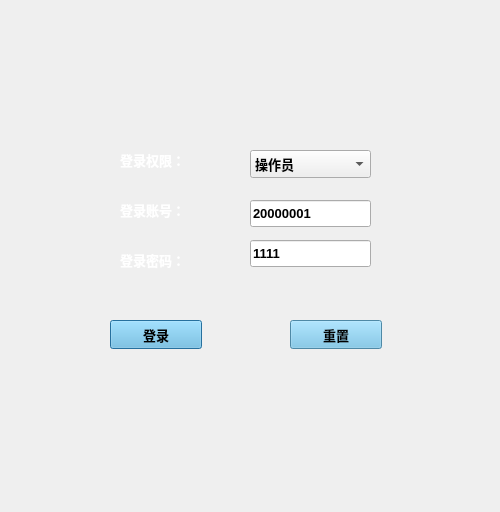
First picture: the form in ui/login2.ui, repository shixiejj/DHB_AGV_qt, before the edit.
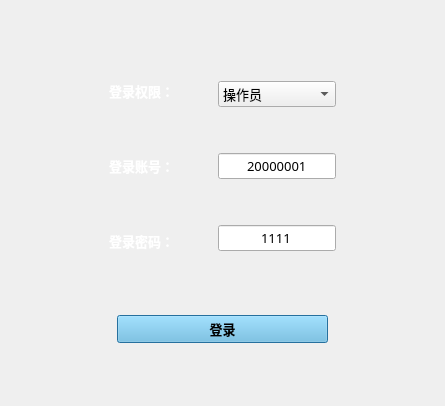
Second picture: the form after the edit. Icons and pictures are not drawn.

```diff
--- a/ui/login2.ui
+++ b/ui/login2.ui
@@ -6,8 +6,8 @@
    <rect>
     <x>0</x>
     <y>0</y>
-    <width>500</width>
-    <height>512</height>
+    <width>445</width>
+    <height>406</height>
    </rect>
   </property>
   <property name="windowTitle">
@@ -20,159 +20,319 @@
   <property name="styleSheet">
    <string notr="true">QDialog{background-image: url(:/res/back5.jpg);}</string>
   </property>
-  <widget class="QLabel" name="label_3">
-   <property name="geometry">
-    <rect>
-     <x>120</x>
-     <y>250</y>
-     <width>81</width>
-     <height>20</height>
-    </rect>
-   </property>
-   <property name="text">
-    <string>&lt;html&gt;&lt;head/&gt;&lt;body&gt;&lt;p&gt;&lt;span style=&quot; font-size:10pt; font-weight:700; color:#ffffff;&quot;&gt;登录密码：&lt;/span&gt;&lt;/p&gt;&lt;/body&gt;&lt;/html&gt;</string>
-   </property>
-  </widget>
-  <widget class="QLabel" name="label">
-   <property name="geometry">
-    <rect>
-     <x>120</x>
-     <y>150</y>
-     <width>81</width>
-     <height>20</height>
-    </rect>
-   </property>
-   <property name="text">
-    <string>&lt;html&gt;&lt;head/&gt;&lt;body&gt;&lt;p&gt;&lt;span style=&quot; font-size:10pt; font-weight:700; color:#ffffff;&quot;&gt;登录权限：&lt;/span&gt;&lt;/p&gt;&lt;/body&gt;&lt;/html&gt;</string>
-   </property>
-  </widget>
-  <widget class="QLabel" name="label_2">
-   <property name="geometry">
-    <rect>
-     <x>120</x>
-     <y>200</y>
-     <width>81</width>
-     <height>20</height>
-    </rect>
-   </property>
-   <property name="text">
-    <string>&lt;html&gt;&lt;head/&gt;&lt;body&gt;&lt;p&gt;&lt;span style=&quot; font-size:10pt; font-weight:700; color:#ffffff;&quot;&gt;登录账号：&lt;/span&gt;&lt;/p&gt;&lt;/body&gt;&lt;/html&gt;</string>
-   </property>
-  </widget>
-  <widget class="QPushButton" name="pushButton">
-   <property name="geometry">
-    <rect>
-     <x>110</x>
-     <y>320</y>
-     <width>92</width>
-     <height>29</height>
-    </rect>
-   </property>
-   <property name="font">
-    <font>
-     <pointsize>10</pointsize>
-     <weight>75</weight>
-     <bold>true</bold>
-    </font>
-   </property>
-   <property name="styleSheet">
-    <string notr="true">background-color: rgb(255, 154, 252);
+  <layout class="QVBoxLayout" name="verticalLayout_3">
+   <item>
+    <spacer name="verticalSpacer_6">
+     <property name="orientation">
+      <enum>Qt::Vertical</enum>
+     </property>
+     <property name="sizeHint" stdset="0">
+      <size>
+       <width>20</width>
+       <height>40</height>
+      </size>
+     </property>
+    </spacer>
+   </item>
+   <item>
+    <widget class="QWidget" name="widget_3" native="true">
+     <layout class="QHBoxLayout" name="horizontalLayout">
+      <item>
+       <spacer name="horizontalSpacer_3">
+        <property name="orientation">
+         <enum>Qt::Horizontal</enum>
+        </property>
+        <property name="sizeType">
+         <enum>QSizePolicy::Minimum</enum>
+        </property>
+        <property name="sizeHint" stdset="0">
+         <size>
+          <width>80</width>
+          <height>20</height>
+         </size>
+        </property>
+       </spacer>
+      </item>
+      <item>
+       <widget class="QWidget" name="widget" native="true">
+        <layout class="QVBoxLayout" name="verticalLayout">
+         <item>
+          <widget class="QLabel" name="label">
+           <property name="text">
+            <string>&lt;html&gt;&lt;head/&gt;&lt;body&gt;&lt;p&gt;&lt;span style=&quot; font-size:10pt; font-weight:700; color:#ffffff;&quot;&gt;登录权限：&lt;/span&gt;&lt;/p&gt;&lt;/body&gt;&lt;/html&gt;</string>
+           </property>
+          </widget>
+         </item>
+         <item>
+          <spacer name="verticalSpacer">
+           <property name="orientation">
+            <enum>Qt::Vertical</enum>
+           </property>
+           <property name="sizeHint" stdset="0">
+            <size>
+             <width>20</width>
+             <height>40</height>
+            </size>
+           </property>
+          </spacer>
+         </item>
+         <item>
+          <widget class="QLabel" name="label_2">
+           <property name="text">
+            <string>&lt;html&gt;&lt;head/&gt;&lt;body&gt;&lt;p&gt;&lt;span style=&quot; font-size:10pt; font-weight:700; color:#ffffff;&quot;&gt;登录账号：&lt;/span&gt;&lt;/p&gt;&lt;/body&gt;&lt;/html&gt;</string>
+           </property>
+          </widget>
+         </item>
+         <item>
+          <spacer name="verticalSpacer_2">
+           <property name="orientation">
+            <enum>Qt::Vertical</enum>
+           </property>
+           <property name="sizeHint" stdset="0">
+            <size>
+             <width>20</width>
+             <height>40</height>
+            </size>
+           </property>
+          </spacer>
+         </item>
+         <item>
+          <widget class="QLabel" name="label_3">
+           <property name="text">
+            <string>&lt;html&gt;&lt;head/&gt;&lt;body&gt;&lt;p&gt;&lt;span style=&quot; font-size:10pt; font-weight:700; color:#ffffff;&quot;&gt;登录密码：&lt;/span&gt;&lt;/p&gt;&lt;/body&gt;&lt;/html&gt;</string>
+           </property>
+          </widget>
+         </item>
+        </layout>
+       </widget>
+      </item>
+      <item>
+       <spacer name="horizontalSpacer">
+        <property name="orientation">
+         <enum>Qt::Horizontal</enum>
+        </property>
+        <property name="sizeType">
+         <enum>QSizePolicy::Minimum</enum>
+        </property>
+        <property name="sizeHint" stdset="0">
+         <size>
+          <width>20</width>
+          <height>20</height>
+         </size>
+        </property>
+       </spacer>
+      </item>
+      <item>
+       <widget class="QWidget" name="widget_2" native="true">
+        <layout class="QVBoxLayout" name="verticalLayout_2">
+         <item>
+          <widget class="QComboBox" name="comboBox">
+           <property name="font">
+            <font>
+             <family>黑体</family>
+             <pointsize>10</pointsize>
+             <weight>50</weight>
+             <bold>false</bold>
+            </font>
+           </property>
+           <property name="layoutDirection">
+            <enum>Qt::LeftToRight</enum>
+           </property>
+           <property name="editable">
+            <bool>false</bool>
+           </property>
+           <property name="sizeAdjustPolicy">
+            <enum>QComboBox::AdjustToContents</enum>
+           </property>
+           <item>
+            <property name="text">
+             <string>操作员</string>
+            </property>
+           </item>
+           <item>
+            <property name="text">
+             <string>管理员</string>
+            </property>
+           </item>
+          </widget>
+         </item>
+         <item>
+          <spacer name="verticalSpacer_3">
+           <property name="orientation">
+            <enum>Qt::Vertical</enum>
+           </property>
+           <property name="sizeHint" stdset="0">
+            <size>
+             <width>20</width>
+             <height>40</height>
+            </size>
+           </property>
+          </spacer>
+         </item>
+         <item>
+          <widget class="QLineEdit" name="lineEdit_user">
+           <property name="font">
+            <font>
+             <family>黑体</family>
+             <pointsize>10</pointsize>
+             <weight>50</weight>
+             <bold>false</bold>
+            </font>
+           </property>
+           <property name="layoutDirection">
+            <enum>Qt::LeftToRight</enum>
+           </property>
+           <property name="text">
+            <string>20000001</string>
+           </property>
+           <property name="alignment">
+            <set>Qt::AlignCenter</set>
+           </property>
+          </widget>
+         </item>
+         <item>
+          <spacer name="verticalSpacer_4">
+           <property name="orientation">
+            <enum>Qt::Vertical</enum>
+           </property>
+           <property name="sizeHint" stdset="0">
+            <size>
+             <width>20</width>
+             <height>40</height>
+            </size>
+           </property>
+          </spacer>
+         </item>
+         <item>
+          <widget class="QLineEdit" name="lineEdit_passward">
+           <property name="font">
+            <font>
+             <family>黑体</family>
+             <pointsize>10</pointsize>
+             <weight>50</weight>
+             <bold>false</bold>
+            </font>
+           </property>
+           <property name="text">
+            <string>1111</string>
+           </property>
+           <property name="alignment">
+            <set>Qt::AlignCenter</set>
+           </property>
+          </widget>
+         </item>
+        </layout>
+       </widget>
+      </item>
+      <item>
+       <spacer name="horizontalSpacer_4">
+        <property name="orientation">
+         <enum>Qt::Horizontal</enum>
+        </property>
+        <property name="sizeType">
+         <enum>QSizePolicy::Minimum</enum>
+        </property>
+        <property name="sizeHint" stdset="0">
+         <size>
+          <width>80</width>
+          <height>20</height>
+         </size>
+        </property>
+       </spacer>
+      </item>
+     </layout>
+    </widget>
+   </item>
+   <item>
+    <spacer name="verticalSpacer_5">
+     <property name="orientation">
+      <enum>Qt::Vertical</enum>
+     </property>
+     <property name="sizeType">
+      <enum>QSizePolicy::Preferred</enum>
+     </property>
+     <property name="sizeHint" stdset="0">
+      <size>
+       <width>20</width>
+       <height>40</height>
+      </size>
+     </property>
+    </spacer>
+   </item>
+   <item>
+    <layout class="QHBoxLayout" name="horizontalLayout_2" stretch="1,2,1">
+     <item>
+      <spacer name="horizontalSpacer_5">
+       <property name="orientation">
+        <enum>Qt::Horizontal</enum>
+       </property>
+       <property name="sizeType">
+        <enum>QSizePolicy::Expanding</enum>
+       </property>
+       <property name="sizeHint" stdset="0">
+        <size>
+         <width>90</width>
+         <height>20</height>
+        </size>
+       </property>
+      </spacer>
+     </item>
+     <item>
+      <widget class="QPushButton" name="pushButton">
+       <property name="sizePolicy">
+        <sizepolicy hsizetype="Expanding" vsizetype="Fixed">
+         <horstretch>0</horstretch>
+         <verstretch>0</verstretch>
+        </sizepolicy>
+       </property>
+       <property name="font">
+        <font>
+         <pointsize>10</pointsize>
+         <weight>75</weight>
+         <bold>true</bold>
+        </font>
+       </property>
+       <property name="styleSheet">
+        <string notr="true">background-color: rgb(255, 154, 252);
 background-color: rgb(109, 192, 232);</string>
-   </property>
-   <property name="text">
-    <string>登录</string>
-   </property>
-  </widget>
-  <widget class="QLineEdit" name="lineEdit_passward">
-   <property name="geometry">
-    <rect>
-     <x>250</x>
-     <y>240</y>
-     <width>121</width>
-     <height>27</height>
-    </rect>
-   </property>
-   <property name="font">
-    <font>
-     <pointsize>10</pointsize>
-     <weight>75</weight>
-     <bold>true</bold>
-    </font>
-   </property>
-   <property name="text">
-    <string>1111</string>
-   </property>
-  </widget>
-  <widget class="QComboBox" name="comboBox">
-   <property name="geometry">
-    <rect>
-     <x>250</x>
-     <y>150</y>
-     <width>121</width>
-     <height>28</height>
-    </rect>
-   </property>
-   <property name="font">
-    <font>
-     <pointsize>10</pointsize>
-     <weight>75</weight>
-     <bold>true</bold>
-    </font>
-   </property>
-   <item>
-    <property name="text">
-     <string>操作员</string>
-    </property>
+       </property>
+       <property name="text">
+        <string>登录</string>
+       </property>
+      </widget>
+     </item>
+     <item>
+      <spacer name="horizontalSpacer_6">
+       <property name="orientation">
+        <enum>Qt::Horizontal</enum>
+       </property>
+       <property name="sizeType">
+        <enum>QSizePolicy::Expanding</enum>
+       </property>
+       <property name="sizeHint" stdset="0">
+        <size>
+         <width>40</width>
+         <height>20</height>
+        </size>
+       </property>
+      </spacer>
+     </item>
+    </layout>
    </item>
    <item>
-    <property name="text">
-     <string>管理员</string>
-    </property>
+    <spacer name="verticalSpacer_7">
+     <property name="orientation">
+      <enum>Qt::Vertical</enum>
+     </property>
+     <property name="sizeHint" stdset="0">
+      <size>
+       <width>20</width>
+       <height>40</height>
+      </size>
+     </property>
+    </spacer>
    </item>
-  </widget>
-  <widget class="QPushButton" name="pushButton_2">
-   <property name="geometry">
-    <rect>
-     <x>290</x>
-     <y>320</y>
-     <width>92</width>
-     <height>29</height>
-    </rect>
-   </property>
-   <property name="font">
-    <font>
-     <pointsize>10</pointsize>
-     <weight>75</weight>
-     <bold>true</bold>
-    </font>
-   </property>
-   <property name="styleSheet">
-    <string notr="true">background-color: rgb(109, 192, 232);</string>
-   </property>
-   <property name="text">
-    <string>重置</string>
-   </property>
-  </widget>
-  <widget class="QLineEdit" name="lineEdit_user">
-   <property name="geometry">
-    <rect>
-     <x>250</x>
-     <y>200</y>
-     <width>121</width>
-     <height>27</height>
-    </rect>
-   </property>
-   <property name="font">
-    <font>
-     <pointsize>10</pointsize>
-     <weight>75</weight>
-     <bold>true</bold>
-    </font>
-   </property>
-   <property name="text">
-    <string>20000001</string>
-   </property>
-  </widget>
+  </layout>
  </widget>
  <resources>
   <include location="../res.qrc"/>
```
